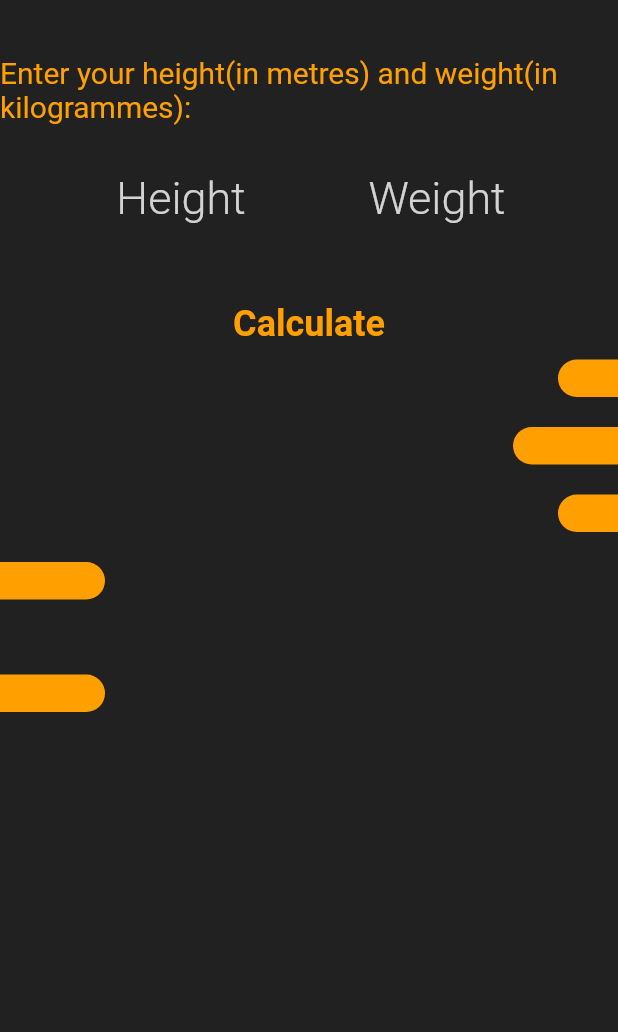
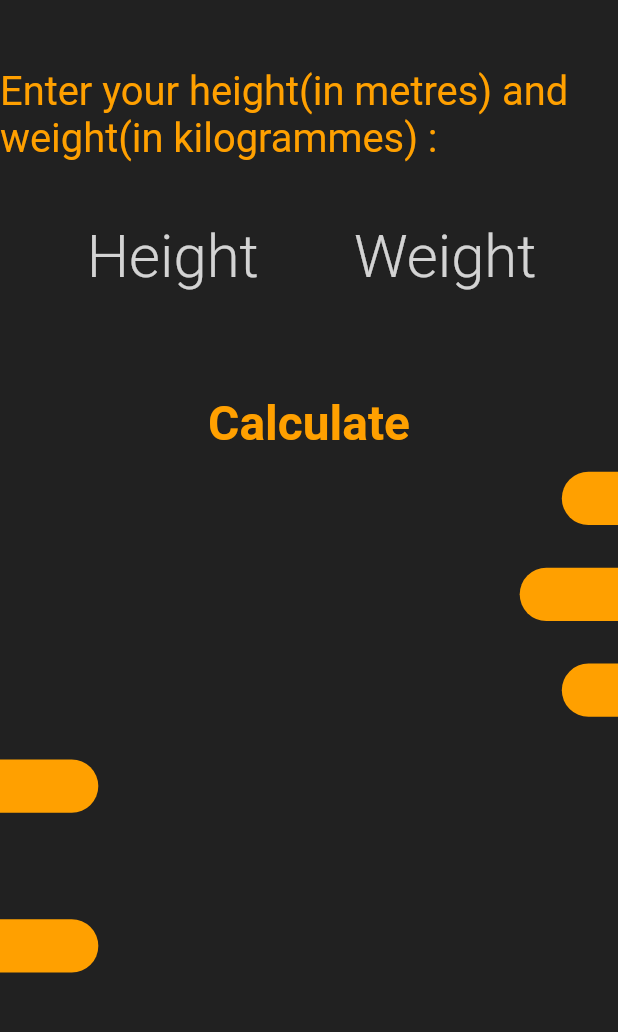
Before and after one commit to janaAburihan/BMI-Calculator, a Flutter app: the screen it shows after launch, on a phone screen of 412 x 824 dp, the part 59-1091 px from its top. Run offline on Flutter 3.47's test engine with Material 2 defaults, Android fonts, the phone set to English and light mode, and no system bars; our stand-ins replace flutter_screenutil.

Commit message:
changes to commit

```diff
--- a/lib/main.dart
+++ b/lib/main.dart
@@ -1,6 +1,7 @@
 import 'package:bmi_calculator/screens/home_screen.dart';
 import 'package:bmi_calculator/screens/result_screen.dart';
 import 'package:flutter/material.dart';
+import 'package:flutter_screenutil/flutter_screenutil.dart';
 
 void main() {
   runApp(const MyApp());
@@ -12,7 +13,9 @@ class MyApp extends StatelessWidget {
   // This widget is the root of your application.
   @override
   Widget build(BuildContext context) {
-    return MaterialApp(
+    return ScreenUtilInit(
+      designSize: const Size(440, 580),
+      builder: (contest, child) => MaterialApp(
         debugShowCheckedModeBanner: false,
         title: 'BMI Calculator',
         theme: ThemeData(
@@ -23,6 +26,7 @@ class MyApp extends StatelessWidget {
           '/home_screen': (context) => const HomeScreen(),
           '/result_screen': (context) => const ResultScreen(),
         },
+      ),
     );
   }
 }
--- a/lib/screens/home_screen.dart
+++ b/lib/screens/home_screen.dart
@@ -1,5 +1,6 @@
 import 'package:bmi_calculator/screens/result_screen.dart';
 import 'package:flutter/material.dart';
+import 'package:flutter_screenutil/flutter_screenutil.dart';
 
 import '../widgets/left_bar.dart';
 import '../widgets/right_bar.dart';
@@ -34,28 +35,28 @@ class _HomeScreenState extends State<HomeScreen> {
       body: SingleChildScrollView(
           child: Column(
         children: [
-          const SizedBox(height: 20),
+          SizedBox(height: 20.h),
           Text(
-            'Enter your height(in metres) and weight(in kilogrammes):',
+            'Enter your height(in metres) and weight(in kilogrammes) :',
             style: TextStyle(
                 color: Colors.amber[700],
-                fontSize: 20,
+                fontSize: 20.w.h,
                 fontWeight: FontWeight.w400),
           ),
-          const SizedBox(
-            height: 20,
+          SizedBox(
+            height: 20.h,
           ),
           Row(
             mainAxisAlignment: MainAxisAlignment.spaceEvenly,
             children: [
               SizedBox(
-                width: 100,
+                width: 100.w.h,
                 child: TextField(
                   onChanged: (String? v) {
                     height = v;
                   },
                   style: TextStyle(
-                      fontSize: 30,
+                      fontSize: 30.h.w,
                       color: Colors.amber[700],
                       fontWeight: FontWeight.w300),
                   keyboardType: TextInputType.number,
@@ -64,19 +65,19 @@ class _HomeScreenState extends State<HomeScreen> {
                       border: InputBorder.none,
                       hintText: 'Height',
                       hintStyle: TextStyle(
-                          fontSize: 30,
+                          fontSize: 30.h.w,
                           color: Colors.white.withOpacity(0.8),
                           fontWeight: FontWeight.w300)),
                 ),
               ),
               SizedBox(
-                width: 100,
+                width: 100.w.h,
                 child: TextField(
                   onChanged: (String? v) {
                     weight = v;
                   },
                   style: TextStyle(
-                      fontSize: 30,
+                      fontSize: 30.h.w,
                       color: Colors.amber[700],
                       fontWeight: FontWeight.w300),
                   keyboardType: TextInputType.number,
@@ -85,15 +86,15 @@ class _HomeScreenState extends State<HomeScreen> {
                       border: InputBorder.none,
                       hintText: 'Weight',
                       hintStyle: TextStyle(
-                          fontSize: 30,
+                          fontSize: 30.h.w,
                           color: Colors.white.withOpacity(0.8),
                           fontWeight: FontWeight.w300)),
                 ),
               )
             ],
           ),
-          const SizedBox(
-            height: 40,
+          SizedBox(
+            height: 40.h,
           ),
           InkWell(
             onTap: (() {
@@ -135,36 +136,36 @@ class _HomeScreenState extends State<HomeScreen> {
             child: Text(
               'Calculate',
               style: TextStyle(
-                  fontSize: 24,
+                  fontSize: 24.h.w,
                   fontWeight: FontWeight.bold,
                   color: Colors.amber[700]),
             ),
           ),
           Visibility(
             visible: !valid,
-            child: const Text(
-              'Please enter valid values for the height and the width!',
-              style: TextStyle(color: Colors.red),
+            child: Text(
+              'Please enter valid values for the height and weight!',
+              style: TextStyle(color: Colors.red, fontSize: 14.h.w),
             ),
           ),
-          const SizedBox(
-            height: 10,
+          SizedBox(
+            height: 10.h,
           ),
           const RightBar(barWidth: 40),
-          const SizedBox(
-            height: 20,
+          SizedBox(
+            height: 20.h,
           ),
           const RightBar(barWidth: 70),
-          const SizedBox(
-            height: 20,
+          SizedBox(
+            height: 20.h,
           ),
           const RightBar(barWidth: 40),
-          const SizedBox(
-            height: 20,
+          SizedBox(
+            height: 20.h,
           ),
           const LeftBar(barWidth: 70),
-          const SizedBox(
-            height: 50,
+          SizedBox(
+            height: 50.h,
           ),
           const LeftBar(barWidth: 70),
         ],
--- a/lib/screens/result_screen.dart
+++ b/lib/screens/result_screen.dart
@@ -1,4 +1,5 @@
 import 'package:flutter/material.dart';
+import 'package:flutter_screenutil/flutter_screenutil.dart';
 
 class ResultScreen extends StatelessWidget {
   const ResultScreen({
@@ -26,7 +27,7 @@ class ResultScreen extends StatelessWidget {
           child: Container(
         decoration: BoxDecoration(
           color: Colors.amber[600],
-          borderRadius: const BorderRadius.all(Radius.circular(15)),
+          borderRadius: BorderRadius.all(Radius.circular(15.h.w)),
         ),
         height: MediaQuery.of(context).size.height * 2 / 3,
         width: MediaQuery.of(context).size.width * 2 / 3,
@@ -36,14 +37,16 @@ class ResultScreen extends StatelessWidget {
           children: [
             Text(
               textResult1 ?? '',
-              style: const TextStyle(
-                  fontSize: 24, fontWeight: FontWeight.w500, letterSpacing: 2),
+              style: TextStyle(
+                  fontSize: 24.h.w,
+                  fontWeight: FontWeight.w500,
+                  letterSpacing: 2.w),
             ),
             Text(
-              bmiResult!.toStringAsFixed(2),
+              bmiResult!.toStringAsFixed(1),
               style: TextStyle(
                   color: Colors.orangeAccent[700],
-                  fontSize: 72,
+                  fontSize: 72.h.w,
                   fontWeight: FontWeight.bold),
             ),
             Center(
@@ -52,12 +55,12 @@ class ResultScreen extends StatelessWidget {
                 children: [
                   Text(
                     textResult2 ?? '',
-                    style: const TextStyle(
-                        fontSize: 20, fontWeight: FontWeight.w600),
+                    style: TextStyle(
+                        fontSize: 20.h.w, fontWeight: FontWeight.w600),
                   ),
                   Text(textResult3 ?? '',
-                      style: const TextStyle(
-                        fontSize: 18,
+                      style: TextStyle(
+                        fontSize: 18.h.w,
                       )),
                 ],
               ),
--- a/lib/widgets/left_bar.dart
+++ b/lib/widgets/left_bar.dart
@@ -1,4 +1,5 @@
 import 'package:flutter/material.dart';
+import 'package:flutter_screenutil/flutter_screenutil.dart';
 
 class LeftBar extends StatelessWidget {
   final double barWidth;
@@ -10,8 +11,8 @@ class LeftBar extends StatelessWidget {
       mainAxisAlignment: MainAxisAlignment.start,
       children: [
         Container(
-          height: 25,
-          width: barWidth,
+          height: 25.h,
+          width: barWidth.w,
           decoration: BoxDecoration(
               color: Colors.amber[700],
               borderRadius: const BorderRadius.only(
--- a/lib/widgets/right_bar.dart
+++ b/lib/widgets/right_bar.dart
@@ -1,4 +1,5 @@
 import 'package:flutter/material.dart';
+import 'package:flutter_screenutil/flutter_screenutil.dart';
 
 class RightBar extends StatelessWidget {
   final double barWidth;
@@ -10,8 +11,8 @@ class RightBar extends StatelessWidget {
       mainAxisAlignment: MainAxisAlignment.end,
       children: [
         Container(
-          height: 25,
-          width: barWidth,
+          height: 25.h,
+          width: barWidth.w,
           decoration: BoxDecoration(
               color: Colors.amber[700],
               borderRadius: const BorderRadius.only(
--- a/pubspec.yaml
+++ b/pubspec.yaml
@@ -36,6 +36,7 @@ dependencies:
   # The following adds the Cupertino Icons font to your application.
   # Use with the CupertinoIcons class for iOS style icons.
   cupertino_icons: ^1.0.2
+  flutter_screenutil: ^5.5.4
 
 dev_dependencies:
   flutter_test:
```
Also changed, not shown: pubspec.lock. Lines whose indentation alone changed are shown as unchanged.
